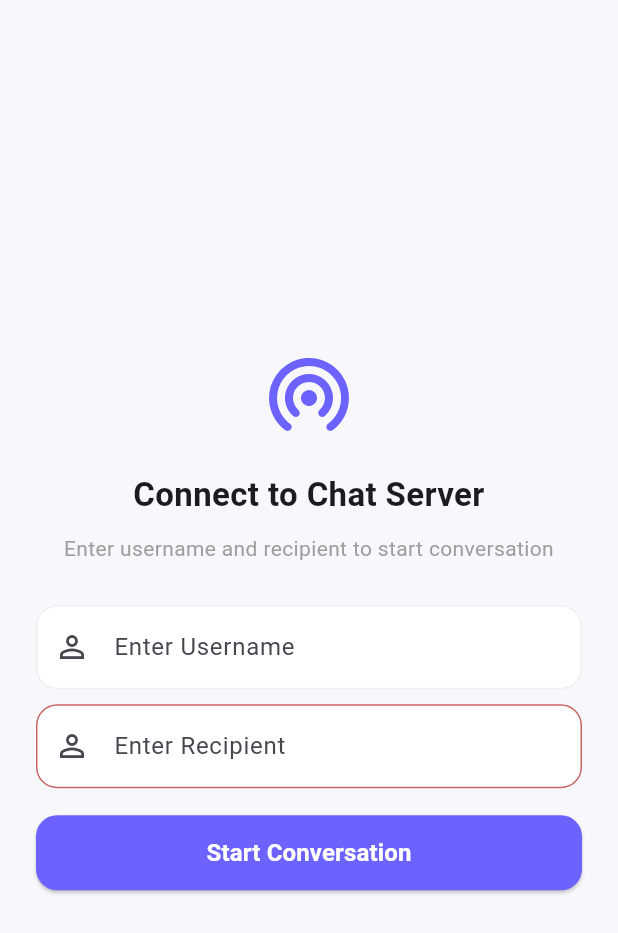
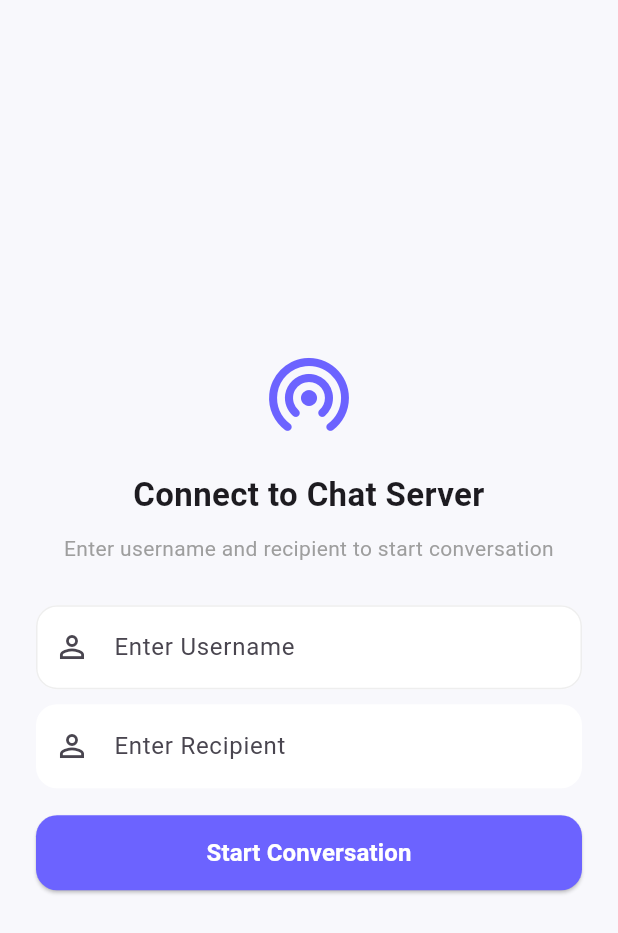
Before and after one commit to sadiascode/Chat_Loop, a Flutter app: the screen it shows after launch, on a phone screen of 412 x 824 dp. Shown: the top 933 px of the screen. Run offline on Flutter 3.47's test engine with Material 3 defaults, Android fonts, the phone set to English and light mode, and no system bars.

Commit message:
git commit -m

```diff
--- a/lib/features/chat_room/presentation/screens/chat_setup_screen.dart.dart
+++ b/lib/features/chat_room/presentation/screens/chat_setup_screen.dart.dart
@@ -118,12 +118,12 @@ class _ChatSetupScreenState extends State<ChatSetupScreen> {
                     borderSide: BorderSide.none,
                   ),
 
-                  enabledBorder: OutlineInputBorder(
-                    borderRadius: BorderRadius.circular(14),
-                    borderSide: BorderSide(
-                      color: const Color.fromARGB(255, 200, 100, 100),
-                    ),
-                  ),
+                  // enabledBorder: OutlineInputBorder(
+                  //   borderRadius: BorderRadius.circular(14),
+                  //   borderSide: BorderSide(
+                  //     color: const Color.fromARGB(255, 200, 100, 100),
+                  //   ),
+                  // ),
 
                   focusedBorder: OutlineInputBorder(
                     borderRadius: BorderRadius.circular(14),
```
